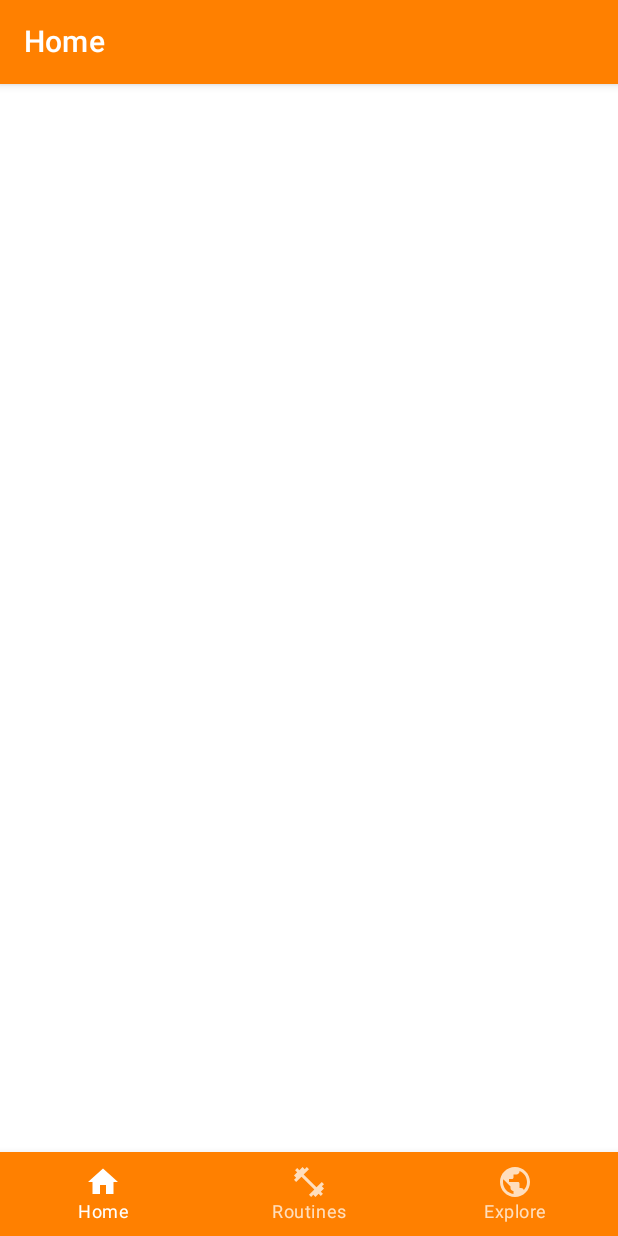
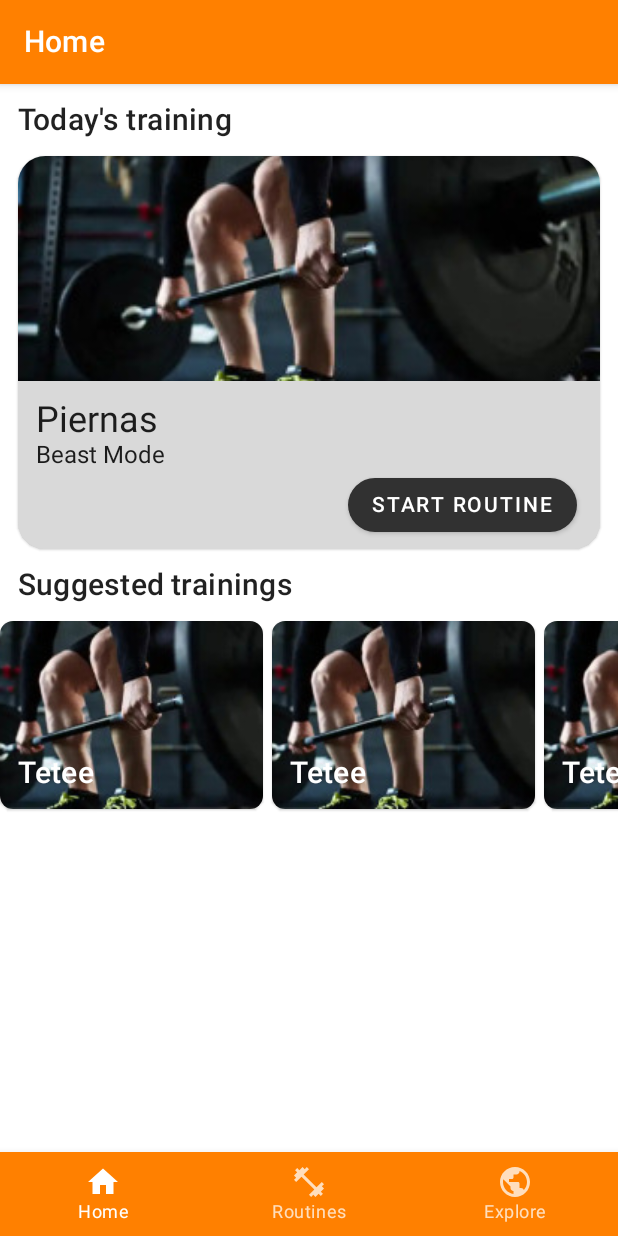
Before and after one commit to matidellatorre/MotionFitness-android, an Android app built with Jetpack Compose: the screen it shows after launch (MainActivity), on a phone screen of 412 x 824 dp. Run offline under Robolectric (Android 15) with nearby library versions, the phone set to English and light mode, and no system bars; our stand-ins replace constraintlayout-compose.

Commit message:
Home screen components added

```diff
--- a/app/src/main/java/com/example/tp3_hci/Screens/Home.kt
+++ b/app/src/main/java/com/example/tp3_hci/Screens/Home.kt
@@ -1,10 +1,8 @@
 package com.example.tp3_hci.Screens
 
 import androidx.compose.foundation.background
-import androidx.compose.foundation.layout.Box
-import androidx.compose.foundation.layout.fillMaxSize
-import androidx.compose.foundation.layout.padding
-import androidx.compose.foundation.layout.size
+import androidx.compose.foundation.layout.*
+import androidx.compose.foundation.lazy.LazyRow
 import androidx.compose.material.*
 import androidx.compose.material.icons.Icons
 import androidx.compose.material.icons.filled.*
@@ -18,8 +16,10 @@ import androidx.compose.ui.tooling.preview.Preview
 import androidx.compose.ui.unit.dp
 import com.example.tp3_hci.Model.BottomIcon
 import com.example.tp3_hci.R
+import com.example.tp3_hci.components.LittleCard
 import com.example.tp3_hci.components.MainAppBar
 import com.example.tp3_hci.components.MainBottomBar
+import com.example.tp3_hci.components.RoutineCard
 import com.example.tp3_hci.ui.theme.TP3HCITheme
 
 @Composable
@@ -29,7 +29,39 @@ fun HomeScreen() {
             MainAppBar(title = stringResource(id = R.string.home_top_text), hasAvatar = true, hasSearch = false)
         },
     ) {
-        //
+        Column() {
+            Text(
+                text = "Today's training",
+                modifier = Modifier
+                    .padding(12.dp),
+                style = MaterialTheme.typography.h6.copy(
+                    fontWeight = FontWeight(500)
+                )
+            )
+            Column (
+                modifier = Modifier
+                    .fillMaxWidth()
+                    .padding(horizontal = 12.dp)
+            ) {
+
+                RoutineCard(name = "Piernas", description = "Beast Mode")
+            }
+            Text(
+                text = "Suggested trainings",
+                modifier = Modifier
+                    .padding(12.dp),
+                style = MaterialTheme.typography.h6.copy(
+                    fontWeight = FontWeight(500)
+                )
+            )
+            LazyRow (
+                horizontalArrangement = Arrangement.spacedBy(6.dp)
+            ) {
+                items(10) {
+                    LittleCard(name = "Tetee")
+                }
+            }
+        }
     }
 }
 
--- /dev/null
+++ b/app/src/main/java/com/example/tp3_hci/components/LittleCard.kt
@@ -0,0 +1,51 @@
+package com.example.tp3_hci.components
+
+import androidx.compose.foundation.Image
+import androidx.compose.foundation.background
+import androidx.compose.foundation.layout.*
+import androidx.compose.foundation.shape.RoundedCornerShape
+import androidx.compose.material.*
+import androidx.compose.runtime.Composable
+import androidx.compose.ui.Alignment
+import androidx.compose.ui.Modifier
+import androidx.compose.ui.graphics.Color
+import androidx.compose.ui.layout.ContentScale
+import androidx.compose.ui.res.painterResource
+import androidx.compose.ui.text.font.FontWeight
+import androidx.compose.ui.unit.dp
+import androidx.compose.ui.unit.sp
+import com.example.tp3_hci.R
+
+@Composable
+fun LittleCard(
+    name: String,
+    //description: String,
+){
+    Card(
+        modifier = Modifier
+            .width(175.dp)
+            .height(125.dp),
+        shape = RoundedCornerShape(7)
+    ) {
+        Image(
+            painter = painterResource(id = R.drawable.routine_placeholder),
+            contentDescription = "Routine image",
+            modifier = Modifier
+                .fillMaxHeight(),
+            contentScale = ContentScale.FillHeight
+        )
+        Column (
+            verticalArrangement = Arrangement.Bottom
+        ) {
+            Text(
+                name,
+                modifier = Modifier
+                    .padding(12.dp),
+                style = MaterialTheme.typography.h6.copy(
+                    color = Color.White,
+                    fontWeight = FontWeight(500),
+                ),
+            )
+        }
+    }
+}
--- a/app/src/main/java/com/example/tp3_hci/components/RoutineCard.kt
+++ b/app/src/main/java/com/example/tp3_hci/components/RoutineCard.kt
@@ -58,7 +58,7 @@ fun RoutineCard(
                     modifier = Modifier
                         .padding(end = 15.dp, bottom = 5.dp),
                     colors = ButtonDefaults.buttonColors(backgroundColor = MaterialTheme.colors.secondary),
-                    shape = RoundedCornerShape(50);
+                    shape = RoundedCornerShape(50)
                 ){
                     Text(
                         text = "START ROUTINE",
```
